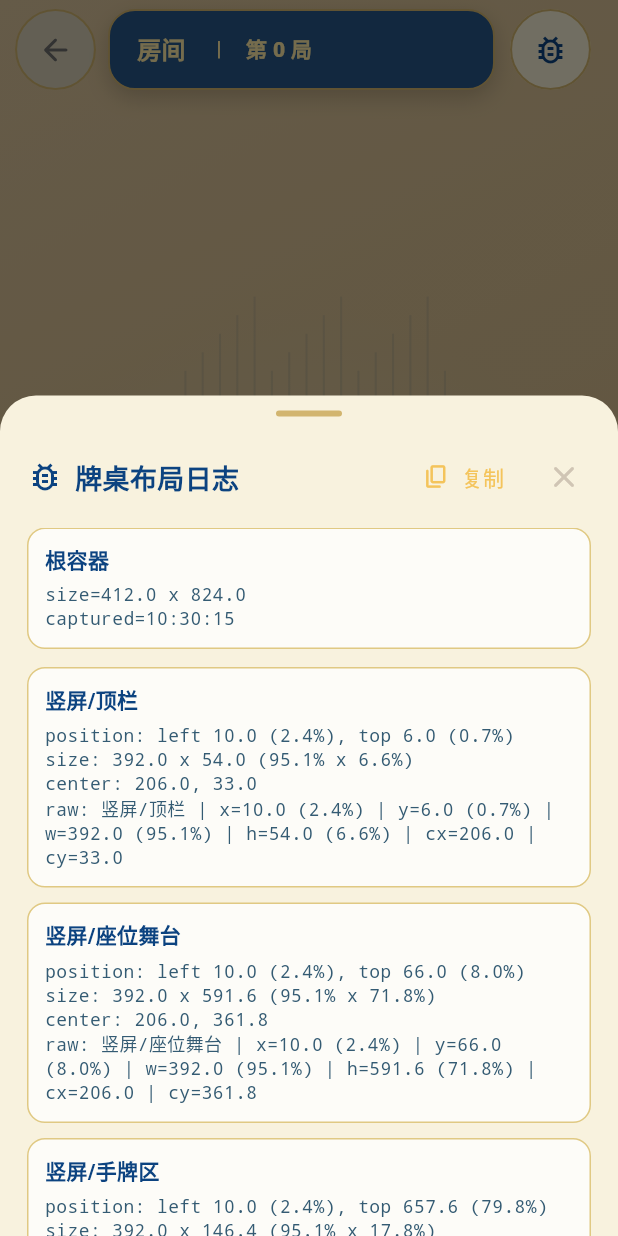
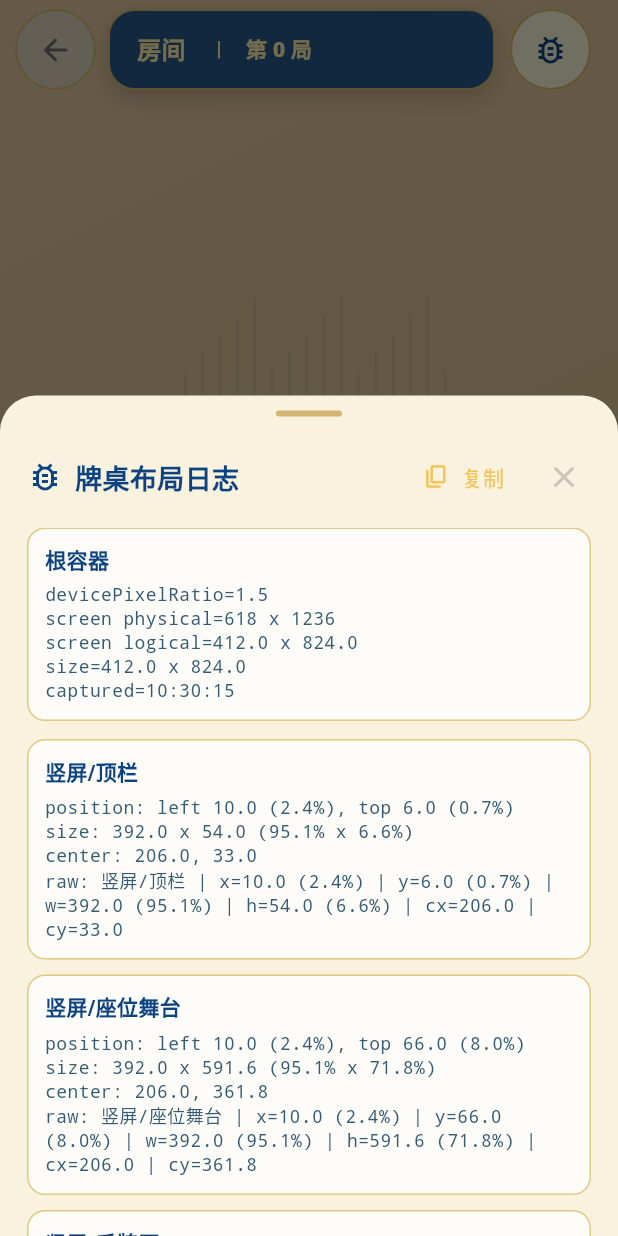
Before and after one commit to xiaoyi001yeye/DoorSix, a Flutter app: the GameTableShell widget shown alone on an empty page, opened directly with empty values, after a tap on the "bug report" icon, on a phone screen of 412 x 824 dp. Run offline on Flutter 3.47's test engine with Material 3 defaults, Android fonts, the phone set to English and light mode, and no system bars; our stand-ins replace flutter_animate, go_router, shared_preferences; missing offline and left inert: playing_cards; accounts and stored records are empty; network calls fail; statements that could not run were skipped.

Commit message:
Add screen metrics to table layout log

```diff
--- a/lib/widgets/game_table_v2/game_table_shell.dart
+++ b/lib/widgets/game_table_v2/game_table_shell.dart
@@ -201,6 +201,13 @@ class _GameTableShellState extends State<GameTableShell> {
   }
 
   _LayoutDebugReport _buildLayoutReport() {
+    final mediaQuery = MediaQuery.maybeOf(context);
+    final devicePixelRatio = mediaQuery?.devicePixelRatio ?? 1.0;
+    final screenLogicalSize = mediaQuery?.size ?? Size.zero;
+    final screenPhysicalSize = Size(
+      screenLogicalSize.width * devicePixelRatio,
+      screenLogicalSize.height * devicePixelRatio,
+    );
     final rootObject = _rootKey.currentContext?.findRenderObject();
     final rootBox = rootObject is RenderBox ? rootObject : null;
     final rootSize = rootBox?.size ?? Size.zero;
@@ -224,6 +231,9 @@ class _GameTableShellState extends State<GameTableShell> {
 
     return _LayoutDebugReport(
       capturedAt: DateTime.now(),
+      devicePixelRatio: devicePixelRatio,
+      screenPhysicalSize: screenPhysicalSize,
+      screenLogicalSize: screenLogicalSize,
       rootSize: rootSize,
       entries: entries,
     );
@@ -233,17 +243,28 @@ class _GameTableShellState extends State<GameTableShell> {
 class _LayoutDebugReport {
   const _LayoutDebugReport({
     required this.capturedAt,
+    required this.devicePixelRatio,
+    required this.screenPhysicalSize,
+    required this.screenLogicalSize,
     required this.rootSize,
     required this.entries,
   });
 
   final DateTime capturedAt;
+  final double devicePixelRatio;
+  final Size screenPhysicalSize;
+  final Size screenLogicalSize;
   final Size rootSize;
   final List<_LayoutDebugEntry> entries;
 
   String toClipboardText() {
     final lines = <String>[
       '牌桌布局日志',
+      'devicePixelRatio: ${devicePixelRatio.toStringAsFixed(1)}',
+      'screen physical: ${screenPhysicalSize.width.toStringAsFixed(0)} x '
+          '${screenPhysicalSize.height.toStringAsFixed(0)}',
+      'screen logical: ${screenLogicalSize.width.toStringAsFixed(1)} x '
+          '${screenLogicalSize.height.toStringAsFixed(1)}',
       'root: ${rootSize.width.toStringAsFixed(1)} x '
           '${rootSize.height.toStringAsFixed(1)}',
       'captured: ${_formatTime(capturedAt)}',
@@ -389,6 +410,14 @@ class _LayoutLogSheet extends StatelessWidget {
                     _LayoutLogBlock(
                       title: '根容器',
                       lines: [
+                        'devicePixelRatio='
+                            '${report.devicePixelRatio.toStringAsFixed(1)}',
+                        'screen physical='
+                            '${report.screenPhysicalSize.width.toStringAsFixed(0)} x '
+                            '${report.screenPhysicalSize.height.toStringAsFixed(0)}',
+                        'screen logical='
+                            '${report.screenLogicalSize.width.toStringAsFixed(1)} x '
+                            '${report.screenLogicalSize.height.toStringAsFixed(1)}',
                         'size=${rootSize.width.toStringAsFixed(1)} x '
                             '${rootSize.height.toStringAsFixed(1)}',
                         'captured=${_formatTime(report.capturedAt)}',
```
